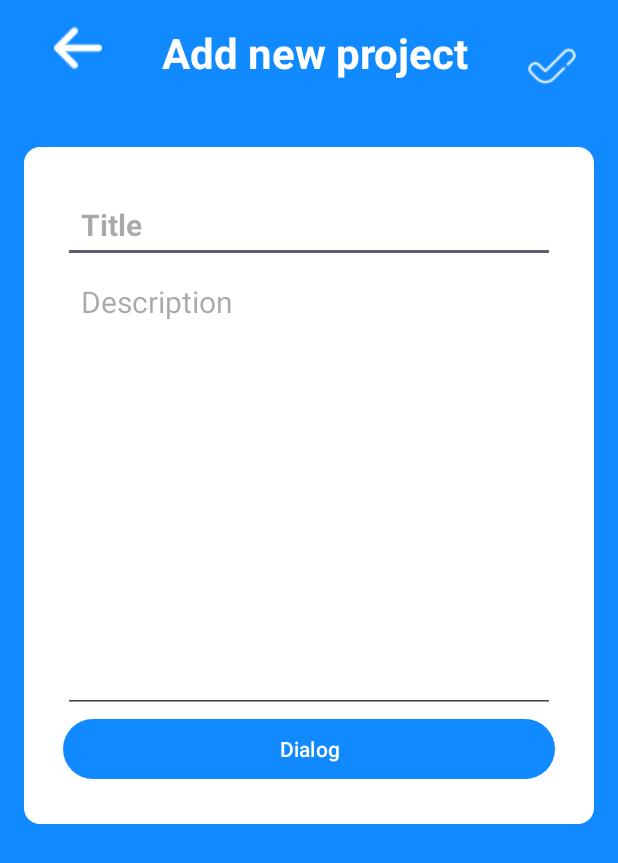
After one commit to ChakraHs/Tasks-Management-Mobile-App-JAVA-ME, an Android app: the ProjectDetailsActivity screen opened directly, with no data from a screen before it, on a phone screen of 412 x 824 dp. The commit adds this screen. Shown: the top 863 px of the screen. Run offline under Robolectric (Android 15) with nearby library versions, the phone set to English and light mode, and no system bars; our stand-ins replace Firebase (no records; nobody signed in at launch, a user with empty details on screens opened directly).

Commit message:
add project

```diff
--- a/app/build.gradle.kts
+++ b/app/build.gradle.kts
@@ -40,6 +40,7 @@ dependencies {
     implementation("com.google.firebase:firebase-storage:20.3.0")
     implementation ("com.squareup.picasso:picasso:2.8")
     implementation("de.hdodenhof:circleimageview:3.1.0")
+    implementation("androidx.activity:activity:1.8.0")
     testImplementation("junit:junit:4.13.2")
     androidTestImplementation("androidx.test.ext:junit:1.1.5")
     androidTestImplementation("androidx.test.espresso:espresso-core:3.5.1")
--- a/app/src/main/AndroidManifest.xml
+++ b/app/src/main/AndroidManifest.xml
@@ -12,6 +12,9 @@
         android:supportsRtl="true"
         android:theme="@style/Theme.MyTask"
         tools:targetApi="31">
+        <activity
+            android:name=".ProjectDetailsActivity"
+            android:exported="false" />
         <activity
             android:name=".EventDetailsActivity"
             android:exported="false" />
--- /dev/null
+++ b/app/src/main/java/com/example/mytask/ProjectDetailsActivity.java
@@ -0,0 +1,147 @@
+package com.example.mytask;
+
+import androidx.annotation.NonNull;
+import androidx.appcompat.app.AppCompatActivity;
+
+import android.app.DatePickerDialog;
+import android.os.Bundle;
+import android.view.View;
+import android.widget.Button;
+import android.widget.DatePicker;
+import android.widget.EditText;
+import android.widget.ImageButton;
+import android.widget.TextView;
+
+import com.example.mytask.models.Task;
+import com.google.android.gms.tasks.OnCompleteListener;
+import com.google.firebase.Timestamp;
+import com.google.firebase.firestore.DocumentReference;
+
+public class ProjectDetailsActivity extends AppCompatActivity {
+
+    EditText titleEditText, descriptionEditText;
+    ImageButton saveTaskbtn,returnBtn;
+
+    TextView pageTitleTextView;
+    String title,description,docId;
+    Boolean isEditMode = false;
+
+    TextView deleteTaskTextViewBtn;
+
+    Button dialogButton;
+    @Override
+    protected void onCreate(Bundle savedInstanceState) {
+        super.onCreate(savedInstanceState);
+        setContentView(R.layout.activity_project_details);
+
+        titleEditText = findViewById(R.id.project_title_text);
+        descriptionEditText = findViewById(R.id.project_description_text);
+        saveTaskbtn = findViewById(R.id.save_project_btn);
+        pageTitleTextView = findViewById(R.id.page_title);
+        deleteTaskTextViewBtn = findViewById(R.id.delete_project_text_view_btn);
+        returnBtn = findViewById(R.id.return_btn);
+
+        dialogButton = findViewById(R.id.dialog_button);
+
+        dialogButton.setOnClickListener(v->openDialog());
+
+
+        //receive data
+        title = getIntent().getStringExtra("title");
+        description = getIntent().getStringExtra("description");
+        docId = getIntent().getStringExtra("docId");
+
+        if(docId != null && !docId.isEmpty()){
+            isEditMode = true;
+        }
+
+        if(isEditMode){
+            titleEditText.setText(title);
+            descriptionEditText.setText(description);
+            pageTitleTextView.setText("Edit task");
+
+            deleteTaskTextViewBtn.setVisibility(View.VISIBLE);
+        }
+
+
+        saveTaskbtn.setOnClickListener(v -> saveTask());
+
+        deleteTaskTextViewBtn.setOnClickListener( v -> deleteTaskFromFirebase());
+
+        returnBtn.setOnClickListener(v-> returnBack());
+    }
+
+    void saveTask(){
+
+        String taskTitle = titleEditText.getText().toString();
+        String taskDescription = descriptionEditText.getText().toString();
+
+        if(taskTitle.isEmpty()){
+            titleEditText.setError("Title is required");
+            return;
+        }
+
+        Task task = new Task();
+        task.setTitle(taskTitle);
+        task.setDescription(taskDescription);
+        task.setTimestamp(Timestamp.now());
+
+        saveTaskToFirebase(task);
+
+    }
+
+    void saveTaskToFirebase(Task task){
+        DocumentReference documentReference;
+
+        if(isEditMode){
+            //update the task
+            documentReference = Utility.getCollectionReferenceForTask().document(docId);
+        }else{
+            //create new task
+            documentReference = Utility.getCollectionReferenceForTask().document();
+        }
+        documentReference.set(task).addOnCompleteListener(new OnCompleteListener<Void>() {
+            @Override
+            public void onComplete(@NonNull com.google.android.gms.tasks.Task<Void> task) {
+                if(task.isSuccessful()){
+                    //task is added
+                    Utility.showToast(ProjectDetailsActivity.this,"Task added successfully");
+                    finish();
+                }else{
+                    //failed
+                    Utility.showToast(ProjectDetailsActivity.this,"Fail while adding task");
+                }
+            }
+        });
+    }
+
+    void deleteTaskFromFirebase(){
+        DocumentReference documentReference;
+        documentReference = Utility.getCollectionReferenceForProject().document(docId);
+        documentReference.delete().addOnCompleteListener(task -> {
+            if (task.isSuccessful()) {
+                // Event is deleted successfully
+                Utility.showToast(ProjectDetailsActivity.this, "Project deleted successfully");
+                finish();
+            } else {
+                // Failed to delete event
+                Utility.showToast(ProjectDetailsActivity.this, "Failed to delete project");
+            }
+        });
+
+    }
+
+    void returnBack(){
+        finish();
+    }
+
+    void openDialog(){
+        DatePickerDialog dialog = new DatePickerDialog(this, new DatePickerDialog.OnDateSetListener() {
+            @Override
+            public void onDateSet(DatePicker datePicker, int year, int month, int dayOfMonth) {
+                dialogButton.setText(String.valueOf(year)+"."+String.valueOf(month));
+            }
+        },2024, 2, 24);
+        dialog.show();
+    }
+}
--- a/app/src/main/java/com/example/mytask/Utility.java
+++ b/app/src/main/java/com/example/mytask/Utility.java
@@ -20,6 +20,11 @@ public class Utility {
         return FirebaseFirestore.getInstance().collection("tasks").document(currentUser.getUid()).collection("my_tasks");
     }
 
+    public static CollectionReference getCollectionReferenceForProject(){
+        FirebaseUser currentUser = FirebaseAuth.getInstance().getCurrentUser();
+        return FirebaseFirestore.getInstance().collection("projects").document(currentUser.getUid()).collection("my_projects");
+    }
+
     public static CollectionReference getCollectionReferenceForUser(){
         FirebaseUser currentUser = FirebaseAuth.getInstance().getCurrentUser();
         return FirebaseFirestore.getInstance().collection("user").document(currentUser.getUid()).collection("my_tasks");
--- /dev/null
+++ b/app/src/main/res/layout/activity_project_details.xml
@@ -0,0 +1,101 @@
+<?xml version="1.0" encoding="utf-8"?>
+<RelativeLayout xmlns:android="http://schemas.android.com/apk/res/android"
+    xmlns:app="http://schemas.android.com/apk/res-auto"
+    xmlns:tools="http://schemas.android.com/tools"
+    android:layout_width="match_parent"
+    android:layout_height="match_parent"
+    android:background="@color/primary"
+    android:padding="16dp"
+    tools:context=".ProjectDetailsActivity">
+
+    <RelativeLayout
+        android:layout_width="match_parent"
+        android:layout_height="wrap_content"
+        android:id="@+id/title_bar_layout"
+        >
+        <ImageButton
+            android:layout_width="wrap_content"
+            android:layout_height="wrap_content"
+            android:src="@drawable/arrow"
+            android:id="@+id/return_btn"
+            android:background="@color/primary"
+            android:paddingHorizontal="20dp"
+            />
+        <TextView
+            android:layout_width="wrap_content"
+            android:layout_height="wrap_content"
+            android:text="Add new project"
+            android:id="@+id/page_title"
+            android:textSize="28sp"
+            android:textColor="@color/white"
+            android:textStyle="bold"
+            android:layout_toRightOf="@+id/return_btn"
+            android:layout_marginHorizontal="20dp"
+            />
+        <ImageButton
+            android:layout_width="56dp"
+            android:layout_height="56dp"
+            android:src="@drawable/check"
+            android:id="@+id/save_project_btn"
+            android:layout_alignParentEnd="true"
+            android:layout_centerVertical="true"
+            app:tint="@color/white"
+            android:background="@color/primary"
+            />
+    </RelativeLayout>
+
+    <LinearLayout
+        android:layout_width="match_parent"
+        android:layout_height="wrap_content"
+        android:layout_below="@id/title_bar_layout"
+        android:orientation="vertical"
+        android:padding="26dp"
+        android:layout_marginVertical="26dp"
+        android:backgroundTint="@color/white"
+        android:background="@drawable/rounded_corner"
+        >
+        <EditText
+            android:layout_width="match_parent"
+            android:layout_height="wrap_content"
+            android:id="@+id/project_title_text"
+            android:hint="Title"
+            android:textSize="20sp"
+            android:textStyle="bold"
+            android:padding="12dp"
+            android:textColor="@color/black"
+            />
+        <EditText
+            android:layout_width="match_parent"
+            android:layout_height="300dp"
+            android:id="@+id/project_description_text"
+            android:hint="Description"
+            android:textSize="20sp"
+            android:padding="12dp"
+            android:textColor="@color/black"
+            android:gravity="top"
+            />
+        <Button
+            android:layout_width="match_parent"
+            android:layout_height="wrap_content"
+            android:text="Dialog"
+            android:id="@+id/dialog_button"
+            />
+
+    </LinearLayout>
+
+    <TextView
+        android:layout_width="match_parent"
+        android:layout_height="wrap_content"
+        android:id="@+id/delete_project_text_view_btn"
+        android:layout_alignParentBottom="true"
+        android:text="Delete project"
+        android:gravity="center"
+        android:textSize="20sp"
+        android:textStyle="bold"
+        android:textColor="#FFF"
+        android:visibility="gone"
+        android:background="#ff4455"
+        android:padding="10dp"
+        />
+
+</RelativeLayout>
```
Also changed, not shown: app/src/main/java/com/example/mytask/MainActivity.java (+38 -1 lines), app/src/main/java/com/example/mytask/adapters/ProjectAdapter.java (added, +133 -0 lines), app/src/main/java/com/example/mytask/fragments/ProjectFragment.java (added, +124 -0 lines), app/src/main/java/com/example/mytask/models/Project.java (added, +57 -0 lines), app/src/main/res/layout/activity_main.xml (+17 -1 lines), app/src/main/res/layout/fragment_project.xml (added, +29 -0 lines), app/src/main/res/layout/recycler_project_item.xml (added, +89 -0 lines).
